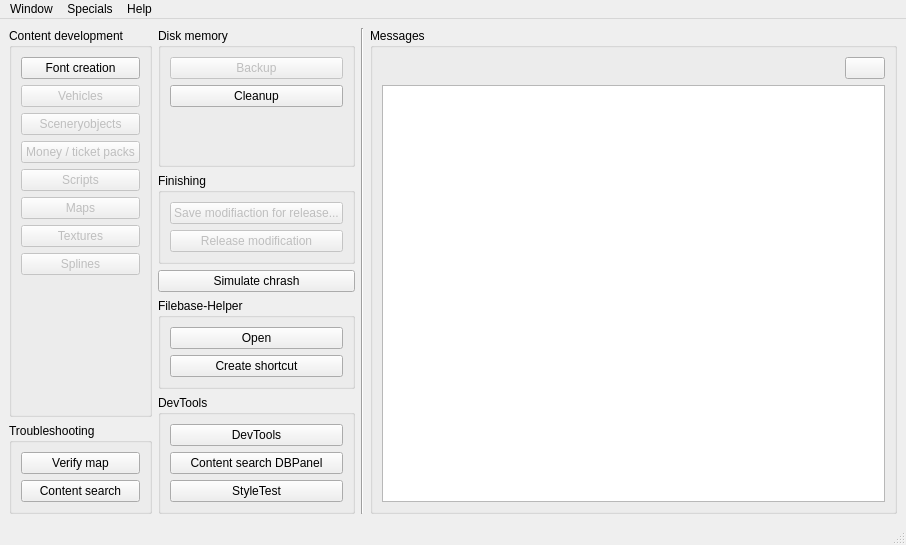
This is OTModules/OTGeneric/wstart.ui in pietr26/OMSI-Tools as Qt 5 draws it before an edit. The edited form follows.
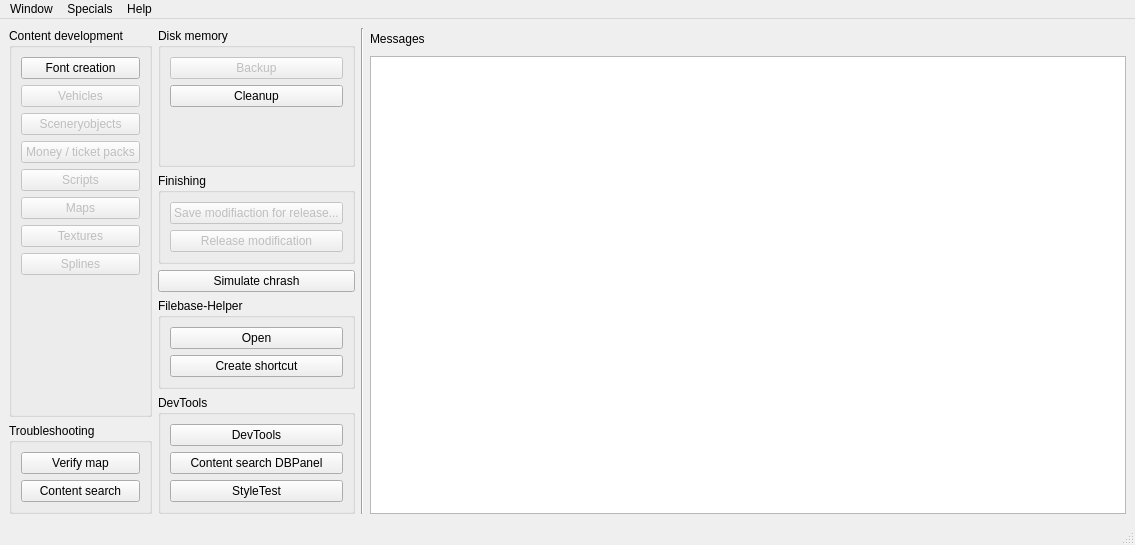
This is the edited form. Icons and pictures are not drawn.

Commit message: Updated message system to database entries

Patch:
```diff
--- a/OTModules/OTGeneric/wstart.ui
+++ b/OTModules/OTGeneric/wstart.ui
@@ -9,7 +9,7 @@
    <rect>
     <x>0</x>
     <y>0</y>
-    <width>906</width>
+    <width>1135</width>
     <height>545</height>
    </rect>
   </property>
@@ -453,13 +453,16 @@
        </widget>
       </item>
       <item>
-       <widget class="QGroupBox" name="gbxMessages">
-        <property name="title">
-         <string>Messages</string>
-        </property>
         <layout class="QVBoxLayout" name="verticalLayout_10">
          <item>
           <layout class="QHBoxLayout" name="horizontalLayout">
+          <item>
+           <widget class="QLabel" name="label">
+            <property name="text">
+             <string>Messages</string>
+            </property>
+           </widget>
+          </item>
            <item>
             <spacer name="horizontalSpacer">
              <property name="orientation">
@@ -488,15 +491,27 @@
               <iconset resource="../../ressources.qrc">
                <normaloff>:/rec/data/icons/iconRedo.svg</normaloff>:/rec/data/icons/iconRedo.svg</iconset>
              </property>
+            <property name="flat">
+             <bool>true</bool>
+            </property>
             </widget>
            </item>
           </layout>
          </item>
          <item>
-          <widget class="QListWidget" name="lwgMessages"/>
-         </item>
-        </layout>
-       </widget>
+         <widget class="QListWidget" name="lwgMessages">
+          <property name="minimumSize">
+           <size>
+            <width>300</width>
+            <height>0</height>
+           </size>
+          </property>
+          <property name="spacing">
+           <number>0</number>
+          </property>
+         </widget>
+        </item>
+       </layout>
       </item>
      </layout>
     </item>
@@ -510,7 +525,7 @@
     <rect>
      <x>0</x>
      <y>0</y>
-     <width>906</width>
+     <width>1135</width>
      <height>21</height>
     </rect>
    </property>
```
Lines whose indentation alone changed are shown as unchanged. The commit also changes 4 other files.
